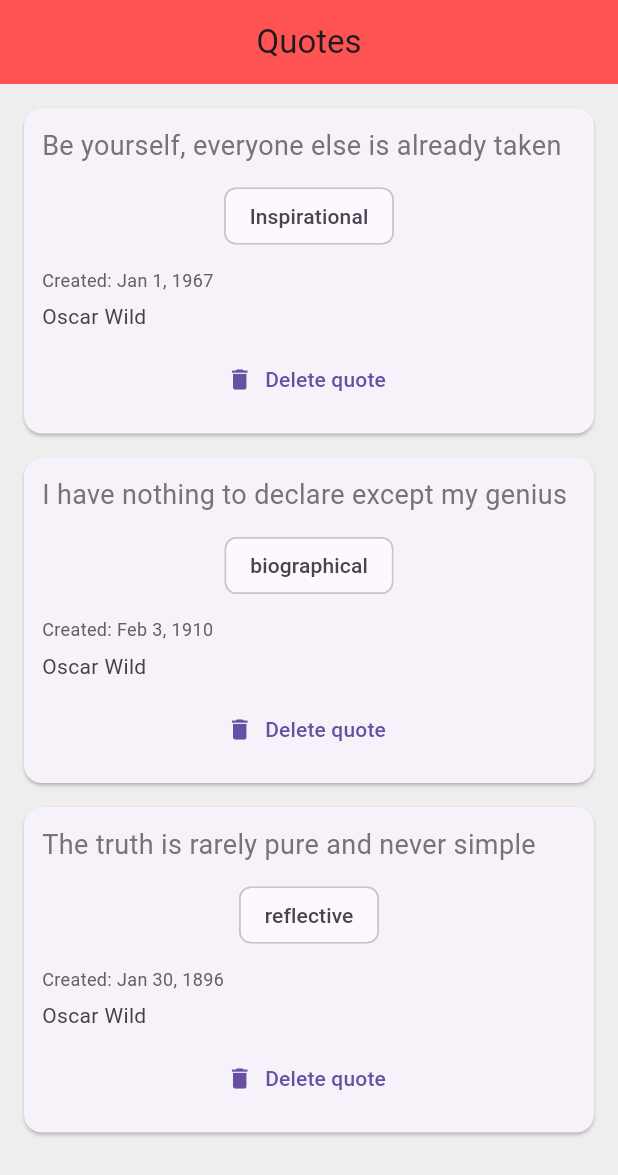
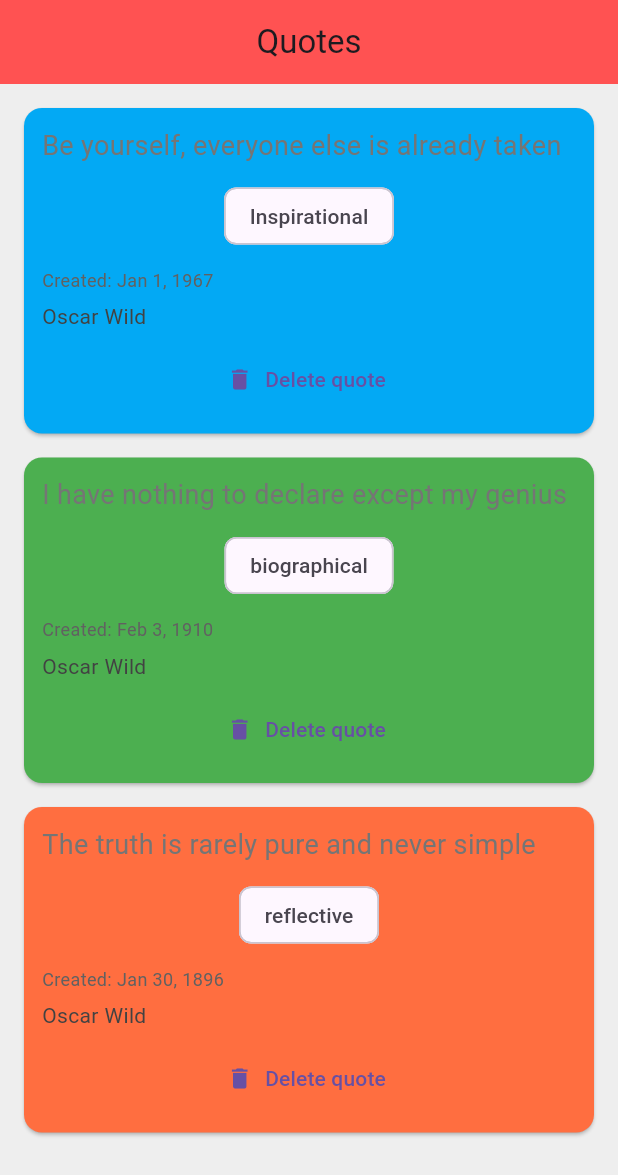
Before and after one commit to JBoT21/jtb_quote_app, a Flutter app: the screen it shows after launch, on a phone screen of 412 x 824 dp. Shown: the top 1175 px of the screen. Run offline on Flutter 3.47's test engine with Material 3 defaults, Android fonts, the phone set to English and light mode, and no system bars.

Commit message:
Added color for categories

```diff
--- a/lib/quote.dart
+++ b/lib/quote.dart
@@ -4,8 +4,9 @@ class Quote {
   String author;
   String category;
   DateTime createdAt;
+  int likes;
 
   Quote({required this.author, required this.text,
-    required this.category, required this.createdAt});
+    required this.category, required this.createdAt, this.likes = 0,});
 
 }
--- a/lib/quote_card.dart
+++ b/lib/quote_card.dart
@@ -5,7 +5,22 @@ import 'quote.dart';
 class QuoteCard extends StatelessWidget {
   final Quote quote;
   final VoidCallback delete;
-  QuoteCard({required this.quote, required this.delete});
+
+
+  QuoteCard({required this.quote, required this.delete,});
+
+  Color getColorFromCat (){
+    switch (quote.category.toLowerCase()){
+      case "reflective":
+        return Colors.deepOrangeAccent;
+      case "biographical":
+        return Colors.green;
+      case "inspirational":
+        return Colors.lightBlue;
+      default:
+        return Colors.grey;
+    }
+  }
 
   @override
   Widget build(BuildContext context) {
@@ -13,6 +28,7 @@ class QuoteCard extends StatelessWidget {
 
     return Card(
       margin: EdgeInsets.fromLTRB(16.0, 16.0, 16.0, 0),
+      color: getColorFromCat(),
       child: Padding(
         padding: const EdgeInsets.all(12.0),
         child: Column(
```
